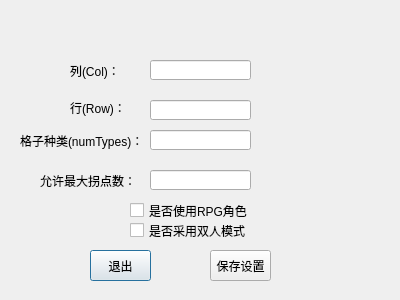
Before: the Qt Designer form Fake-Link/settings.ui in Fancyyyf/Fake-Link-25Sep-VacationWork-, drawn with Qt 5.
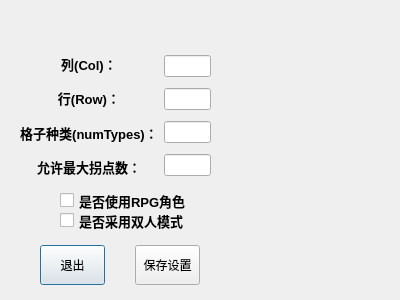
After: the same form once the commit is applied.

Patch:
```diff
--- a/Fake-Link/settings.ui
+++ b/Fake-Link/settings.ui
@@ -13,150 +13,171 @@
   <property name="windowTitle">
    <string>Dialog</string>
   </property>
-  <widget class="QPushButton" name="quitButton">
-   <property name="geometry">
-    <rect>
-     <x>90</x>
-     <y>250</y>
-     <width>61</width>
-     <height>31</height>
-    </rect>
-   </property>
-   <property name="text">
-    <string>退出</string>
-   </property>
-  </widget>
-  <widget class="QPushButton" name="saveButton">
-   <property name="geometry">
-    <rect>
-     <x>210</x>
-     <y>250</y>
-     <width>61</width>
-     <height>31</height>
-    </rect>
-   </property>
-   <property name="text">
-    <string>保存设置</string>
-   </property>
-  </widget>
-  <widget class="QLineEdit" name="colEdit">
-   <property name="geometry">
-    <rect>
-     <x>150</x>
-     <y>60</y>
-     <width>101</width>
-     <height>20</height>
-    </rect>
-   </property>
-  </widget>
-  <widget class="QLineEdit" name="rowEdit">
-   <property name="geometry">
-    <rect>
-     <x>150</x>
-     <y>100</y>
-     <width>101</width>
-     <height>20</height>
-    </rect>
-   </property>
-  </widget>
-  <widget class="QLineEdit" name="numTypeEdit">
-   <property name="geometry">
-    <rect>
-     <x>150</x>
-     <y>130</y>
-     <width>101</width>
-     <height>20</height>
-    </rect>
-   </property>
-  </widget>
-  <widget class="QLabel" name="colLabel">
-   <property name="geometry">
-    <rect>
-     <x>70</x>
-     <y>60</y>
-     <width>51</width>
-     <height>21</height>
-    </rect>
-   </property>
-   <property name="text">
-    <string>列(Col)：</string>
-   </property>
-  </widget>
-  <widget class="QLabel" name="rowLabel">
-   <property name="geometry">
-    <rect>
-     <x>70</x>
-     <y>100</y>
-     <width>51</width>
-     <height>16</height>
-    </rect>
-   </property>
-   <property name="text">
-    <string>行(Row)：</string>
-   </property>
-  </widget>
-  <widget class="QLabel" name="numTypeLabel">
-   <property name="geometry">
-    <rect>
-     <x>20</x>
-     <y>130</y>
-     <width>131</width>
-     <height>21</height>
-    </rect>
-   </property>
-   <property name="text">
-    <string>格子种类(numTypes)：</string>
-   </property>
-  </widget>
   <widget class="QCheckBox" name="characterBox">
    <property name="geometry">
     <rect>
-     <x>130</x>
+     <x>60</x>
      <y>190</y>
      <width>141</width>
-     <height>41</height>
+     <height>21</height>
     </rect>
    </property>
+   <property name="font">
+    <font>
+     <pointsize>10</pointsize>
+     <bold>true</bold>
+    </font>
+   </property>
    <property name="text">
     <string>是否使用RPG角色</string>
    </property>
   </widget>
-  <widget class="QLabel" name="turnsLabel">
-   <property name="geometry">
-    <rect>
-     <x>40</x>
-     <y>170</y>
-     <width>111</width>
-     <height>21</height>
-    </rect>
-   </property>
-   <property name="text">
-    <string>允许最大拐点数：</string>
-   </property>
-  </widget>
-  <widget class="QLineEdit" name="turnsEdit">
-   <property name="geometry">
-    <rect>
-     <x>150</x>
-     <y>170</y>
-     <width>101</width>
-     <height>20</height>
-    </rect>
-   </property>
-  </widget>
   <widget class="QCheckBox" name="doubleCharacterBox">
    <property name="geometry">
     <rect>
-     <x>130</x>
-     <y>220</y>
-     <width>121</width>
+     <x>60</x>
+     <y>210</y>
+     <width>141</width>
      <height>21</height>
     </rect>
    </property>
+   <property name="font">
+    <font>
+     <pointsize>10</pointsize>
+     <bold>true</bold>
+    </font>
+   </property>
    <property name="text">
     <string>是否采用双人模式</string>
    </property>
   </widget>
+  <widget class="QWidget" name="horizontalLayoutWidget">
+   <property name="geometry">
+    <rect>
+     <x>20</x>
+     <y>50</y>
+     <width>191</width>
+     <height>131</height>
+    </rect>
+   </property>
+   <layout class="QHBoxLayout" name="horizontalLayout">
+    <item>
+     <layout class="QVBoxLayout" name="verticalLayout_2">
+      <item>
+       <widget class="QLabel" name="colLabel">
+        <property name="text">
+         <string>&lt;html&gt;&lt;head/&gt;&lt;body&gt;&lt;p align=&quot;center&quot;&gt;&lt;span style=&quot; font-size:10pt; font-weight:700;&quot;&gt;列(Col)：&lt;/span&gt;&lt;/p&gt;&lt;/body&gt;&lt;/html&gt;</string>
+        </property>
+       </widget>
+      </item>
+      <item>
+       <widget class="QLabel" name="rowLabel">
+        <property name="text">
+         <string>&lt;html&gt;&lt;head/&gt;&lt;body&gt;&lt;p align=&quot;center&quot;&gt;&lt;span style=&quot; font-size:10pt; font-weight:700;&quot;&gt;行(Row)：&lt;/span&gt;&lt;/p&gt;&lt;/body&gt;&lt;/html&gt;</string>
+        </property>
+       </widget>
+      </item>
+      <item>
+       <widget class="QLabel" name="numTypeLabel">
+        <property name="text">
+         <string>&lt;html&gt;&lt;head/&gt;&lt;body&gt;&lt;p align=&quot;center&quot;&gt;&lt;span style=&quot; font-size:10pt; font-weight:700;&quot;&gt;格子种类(numTypes)：&lt;/span&gt;&lt;/p&gt;&lt;/body&gt;&lt;/html&gt;</string>
+        </property>
+       </widget>
+      </item>
+      <item>
+       <widget class="QLabel" name="turnsLabel">
+        <property name="text">
+         <string>&lt;html&gt;&lt;head/&gt;&lt;body&gt;&lt;p align=&quot;center&quot;&gt;&lt;span style=&quot; font-size:10pt; font-weight:700;&quot;&gt;允许最大拐点数：&lt;/span&gt;&lt;/p&gt;&lt;/body&gt;&lt;/html&gt;</string>
+        </property>
+       </widget>
+      </item>
+     </layout>
+    </item>
+    <item>
+     <layout class="QVBoxLayout" name="verticalLayout">
+      <item alignment="Qt::AlignmentFlag::AlignRight">
+       <widget class="QLineEdit" name="colEdit">
+        <property name="alignment">
+         <set>Qt::AlignmentFlag::AlignRight|Qt::AlignmentFlag::AlignTrailing|Qt::AlignmentFlag::AlignVCenter</set>
+        </property>
+       </widget>
+      </item>
+      <item alignment="Qt::AlignmentFlag::AlignRight">
+       <widget class="QLineEdit" name="rowEdit">
+        <property name="alignment">
+         <set>Qt::AlignmentFlag::AlignRight|Qt::AlignmentFlag::AlignTrailing|Qt::AlignmentFlag::AlignVCenter</set>
+        </property>
+       </widget>
+      </item>
+      <item alignment="Qt::AlignmentFlag::AlignRight">
+       <widget class="QLineEdit" name="numTypeEdit">
+        <property name="alignment">
+         <set>Qt::AlignmentFlag::AlignRight|Qt::AlignmentFlag::AlignTrailing|Qt::AlignmentFlag::AlignVCenter</set>
+        </property>
+       </widget>
+      </item>
+      <item alignment="Qt::AlignmentFlag::AlignRight">
+       <widget class="QLineEdit" name="turnsEdit">
+        <property name="alignment">
+         <set>Qt::AlignmentFlag::AlignRight|Qt::AlignmentFlag::AlignTrailing|Qt::AlignmentFlag::AlignVCenter</set>
+        </property>
+       </widget>
+      </item>
+     </layout>
+    </item>
+   </layout>
+  </widget>
+  <widget class="QWidget" name="horizontalLayoutWidget_2">
+   <property name="geometry">
+    <rect>
+     <x>40</x>
+     <y>240</y>
+     <width>160</width>
+     <height>51</height>
+    </rect>
+   </property>
+   <layout class="QHBoxLayout" name="horizontalLayout_2">
+    <item>
+     <widget class="QPushButton" name="quitButton">
+      <property name="minimumSize">
+       <size>
+        <width>60</width>
+        <height>40</height>
+       </size>
+      </property>
+      <property name="text">
+       <string>退出</string>
+      </property>
+     </widget>
+    </item>
+    <item>
+     <spacer name="horizontalSpacer">
+      <property name="orientation">
+       <enum>Qt::Orientation::Horizontal</enum>
+      </property>
+      <property name="sizeHint" stdset="0">
+       <size>
+        <width>40</width>
+        <height>20</height>
+       </size>
+      </property>
+     </spacer>
+    </item>
+    <item>
+     <widget class="QPushButton" name="saveButton">
+      <property name="minimumSize">
+       <size>
+        <width>60</width>
+        <height>40</height>
+       </size>
+      </property>
+      <property name="text">
+       <string>保存设置</string>
+      </property>
+     </widget>
+    </item>
+   </layout>
+  </widget>
  </widget>
  <resources/>
  <connections/>
```
